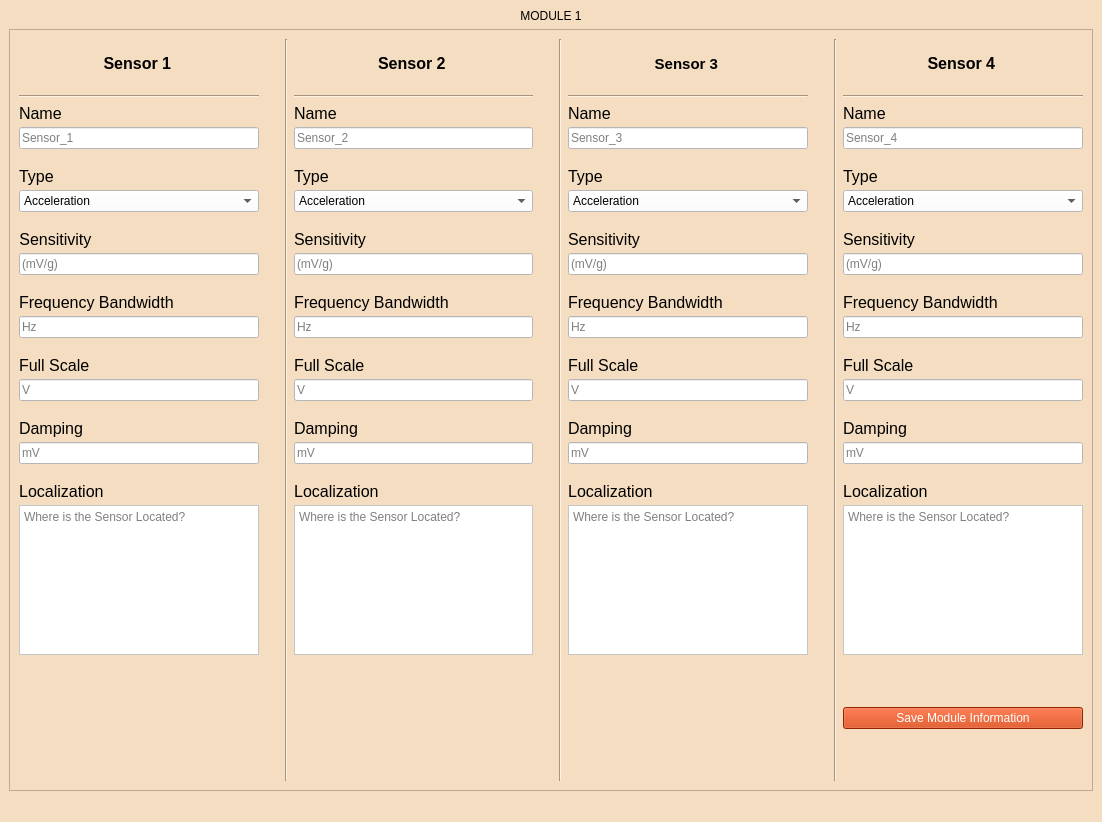
This is GUI/Qt_Files/module_1_info_window.ui in jrsm1/EWAS_Application as Qt 5 draws it before an edit. The edited form follows.
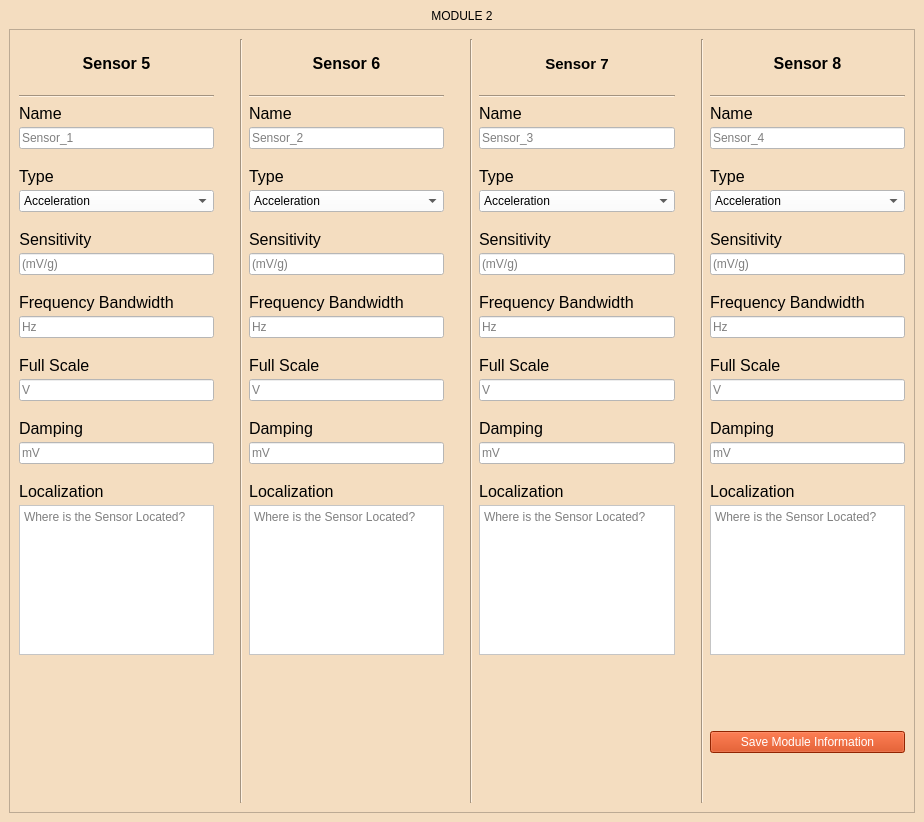
This is the edited form.

Commit message: [X] Fixed Channel Info Button, saves module info in dicts

Diff of the .ui file:
```diff
--- a/GUI/Qt_Files/module_1_info_window.ui
+++ b/GUI/Qt_Files/module_1_info_window.ui
@@ -6,22 +6,10 @@
    <rect>
     <x>0</x>
     <y>0</y>
-    <width>1102</width>
+    <width>924</width>
     <height>822</height>
    </rect>
   </property>
-  <property name="minimumSize">
-   <size>
-    <width>0</width>
-    <height>0</height>
-   </size>
-  </property>
-  <property name="maximumSize">
-   <size>
-    <width>16777215</width>
-    <height>16777215</height>
-   </size>
-  </property>
   <property name="windowTitle">
    <string>Channel Information</string>
   </property>
@@ -32,10 +20,16 @@
   </property>
   <widget class="QWidget" name="centralwidget">
    <layout class="QVBoxLayout" name="verticalLayout">
-    <item alignment="Qt::AlignHCenter|Qt::AlignVCenter">
+    <item>
      <widget class="QLabel" name="channel_info_module_name">
+      <property name="styleSheet">
+       <string notr="true">font: 12pt &quot;MS Shell Dlg 2&quot;;</string>
+      </property>
       <property name="text">
-       <string>&lt;html&gt;&lt;head/&gt;&lt;body&gt;&lt;p align=&quot;center&quot;&gt;MODULE 1&lt;/p&gt;&lt;/body&gt;&lt;/html&gt;</string>
+       <string>&lt;html&gt;&lt;head/&gt;&lt;body&gt;&lt;p align=&quot;center&quot;&gt;MODULE 2&lt;/p&gt;&lt;/body&gt;&lt;/html&gt;</string>
+      </property>
+      <property name="alignment">
+       <set>Qt::AlignCenter</set>
       </property>
      </widget>
     </item>
@@ -71,9 +65,7 @@
             </size>
            </property>
            <property name="text">
-            <string>&lt;html&gt;&lt;head/&gt;&lt;body&gt;&lt;p&gt;&lt;span style=&quot;
-													font-size:12pt; font-weight:600;&quot;&gt;Sensor 1&lt;/span&gt;&lt;/p&gt;&lt;/body&gt;&lt;/html&gt;
-												</string>
+            <string>&lt;html&gt;&lt;head/&gt;&lt;body&gt;&lt;p&gt;&lt;span style=&quot; font-size:12pt; font-weight:600;&quot;&gt;Sensor 5&lt;/span&gt;&lt;/p&gt;&lt;/body&gt;&lt;/html&gt;</string>
            </property>
            <property name="alignment">
             <set>Qt::AlignCenter</set>
@@ -160,7 +152,7 @@
             </widget>
            </item>
            <item row="4" column="1">
-            <spacer name="horizontalSpacer_3">
+            <spacer name="horizontalSpacer_5">
              <property name="orientation">
               <enum>Qt::Horizontal</enum>
              </property>
@@ -403,9 +395,7 @@
             </size>
            </property>
            <property name="text">
-            <string>&lt;html&gt;&lt;head/&gt;&lt;body&gt;&lt;p&gt;&lt;span style=&quot;
-													font-size:12pt; font-weight:600;&quot;&gt;Sensor 2&lt;/span&gt;&lt;/p&gt;&lt;/body&gt;&lt;/html&gt;
-												</string>
+            <string>&lt;html&gt;&lt;head/&gt;&lt;body&gt;&lt;p&gt;&lt;span style=&quot; font-size:12pt; font-weight:600;&quot;&gt;Sensor 6&lt;/span&gt;&lt;/p&gt;&lt;/body&gt;&lt;/html&gt;</string>
            </property>
            <property name="alignment">
             <set>Qt::AlignCenter</set>
@@ -729,9 +719,7 @@
             </size>
            </property>
            <property name="text">
-            <string>&lt;html&gt;&lt;head/&gt;&lt;body&gt;&lt;p&gt;&lt;span style=&quot;
-													font-size:11pt; font-weight:600;&quot;&gt;Sensor 3&lt;/span&gt;&lt;/p&gt;&lt;/body&gt;&lt;/html&gt;
-												</string>
+            <string>&lt;html&gt;&lt;head/&gt;&lt;body&gt;&lt;p&gt;&lt;span style=&quot; font-size:11pt; font-weight:600;&quot;&gt;Sensor 7&lt;/span&gt;&lt;/p&gt;&lt;/body&gt;&lt;/html&gt;</string>
            </property>
            <property name="alignment">
             <set>Qt::AlignCenter</set>
@@ -1020,32 +1008,6 @@
              </property>
             </widget>
            </item>
-           <item row="15" column="1">
-            <spacer name="horizontalSpacer_5">
-             <property name="orientation">
-              <enum>Qt::Horizontal</enum>
-             </property>
-             <property name="sizeHint" stdset="0">
-              <size>
-               <width>40</width>
-               <height>20</height>
-              </size>
-             </property>
-            </spacer>
-           </item>
-           <item row="16" column="1">
-            <spacer name="horizontalSpacer_2">
-             <property name="orientation">
-              <enum>Qt::Horizontal</enum>
-             </property>
-             <property name="sizeHint" stdset="0">
-              <size>
-               <width>40</width>
-               <height>20</height>
-              </size>
-             </property>
-            </spacer>
-           </item>
           </layout>
          </item>
         </layout>
@@ -1087,9 +1049,7 @@
             </size>
            </property>
            <property name="text">
-            <string>&lt;html&gt;&lt;head/&gt;&lt;body&gt;&lt;p&gt;&lt;span style=&quot;
-													font-size:12pt; font-weight:600;&quot;&gt;Sensor 4&lt;/span&gt;&lt;/p&gt;&lt;/body&gt;&lt;/html&gt;
-												</string>
+            <string>&lt;html&gt;&lt;head/&gt;&lt;body&gt;&lt;p&gt;&lt;span style=&quot; font-size:12pt; font-weight:600;&quot;&gt;Sensor 8&lt;/span&gt;&lt;/p&gt;&lt;/body&gt;&lt;/html&gt;</string>
            </property>
            <property name="alignment">
             <set>Qt::AlignCenter</set>
@@ -1376,20 +1336,7 @@
             </widget>
            </item>
            <item row="15" column="1">
-            <spacer name="horizontalSpacer_10">
-             <property name="orientation">
-              <enum>Qt::Horizontal</enum>
-             </property>
-             <property name="sizeHint" stdset="0">
-              <size>
-               <width>40</width>
-               <height>20</height>
-              </size>
-             </property>
-            </spacer>
-           </item>
-           <item row="16" column="1">
-            <spacer name="horizontalSpacer_30">
+            <spacer name="horizontalSpacer_53">
              <property name="orientation">
               <enum>Qt::Horizontal</enum>
              </property>
@@ -1402,6 +1349,19 @@
             </spacer>
            </item>
            <item row="17" column="1">
+            <spacer name="horizontalSpacer_54">
+             <property name="orientation">
+              <enum>Qt::Horizontal</enum>
+             </property>
+             <property name="sizeHint" stdset="0">
+              <size>
+               <width>40</width>
+               <height>20</height>
+              </size>
+             </property>
+            </spacer>
+           </item>
+           <item row="18" column="1">
             <widget class="QPushButton" name="channel_info_SAVE_Button">
              <property name="styleSheet">
               <string notr="true">background-color:rgb(204, 51, 0);
@@ -1414,6 +1374,19 @@
              </property>
             </widget>
            </item>
+           <item row="16" column="1">
+            <spacer name="horizontalSpacer_2">
+             <property name="orientation">
+              <enum>Qt::Horizontal</enum>
+             </property>
+             <property name="sizeHint" stdset="0">
+              <size>
+               <width>40</width>
+               <height>20</height>
+              </size>
+             </property>
+            </spacer>
+           </item>
           </layout>
          </item>
          <item>
@@ -1430,7 +1403,6 @@
     </item>
    </layout>
   </widget>
-  <widget class="QStatusBar" name="statusbar"/>
  </widget>
  <tabstops>
   <tabstop>channel_info_sensor1_nameLineEdit</tabstop>
```
Left out of the diff: 122 changed lines with no effect on the pictures. The commit also changes 14 other files.
